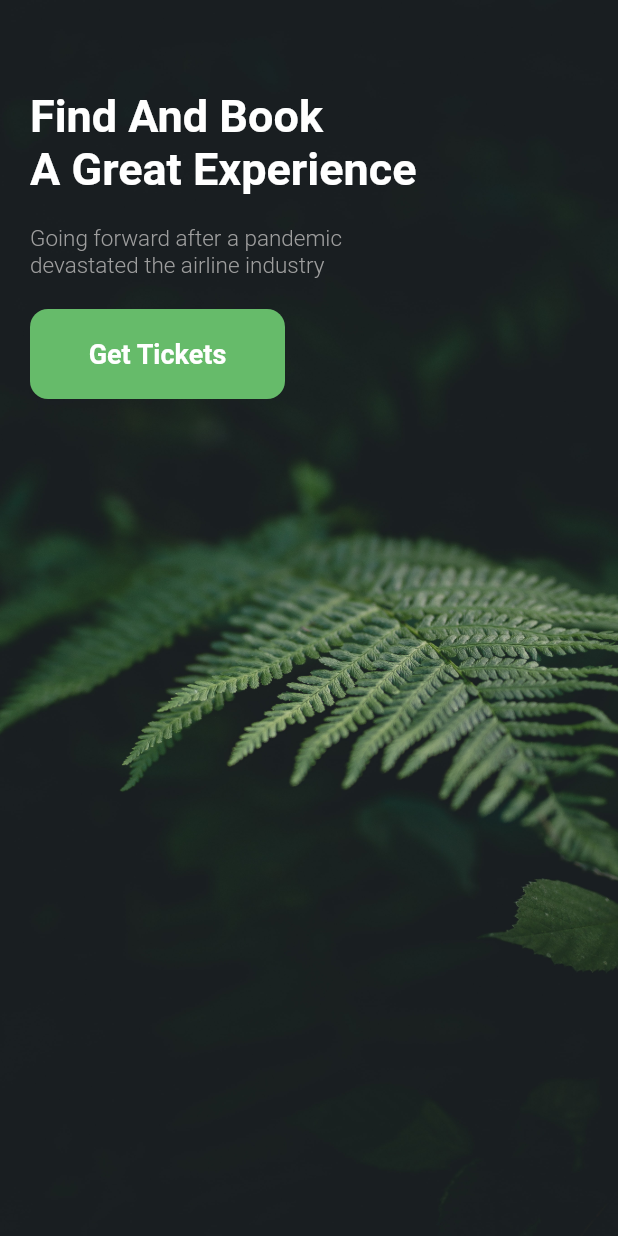
After one commit to CyberCadence/ui_challenge, a Flutter app: the screen it shows after launch, on a phone screen of 412 x 824 dp. The commit adds this screen. Run offline on Flutter 3.47's test engine with Material 2 defaults, Android fonts, the phone set to English and light mode, and no system bars.

Commit message:
constColorset

```diff
--- /dev/null
+++ b/lib/views/ReusableWigets.dart
@@ -0,0 +1,38 @@
+
+
+
+import 'package:flutter/material.dart';
+
+class DefaultButtons extends StatelessWidget {
+    DefaultButtons({
+    Key? key,
+    required this.width,
+    required this.buttoncolor,
+    required this.text,
+  }) : super(key: key);
+
+  final double width;
+  final Color buttoncolor;
+  final String text;
+
+  @override
+  Widget build(BuildContext context) {
+
+
+    return     GestureDetector(
+             child: Container(
+              width: width,
+              height: 60.0,
+              decoration:   BoxDecoration(
+                color: buttoncolor,
+
+                borderRadius:   BorderRadius.circular(12.0),
+              ),
+              child:     Center(child:   Text( text,
+               style:   const TextStyle(fontSize: 18.0,
+               color: Colors.white,fontWeight: FontWeight. w700),),),
+                   ),
+           );
+
+  }
+}
--- /dev/null
+++ b/lib/views/landingPage.dart
@@ -0,0 +1,57 @@
+
+import 'package:flutter/material.dart';
+import 'package:ui_challenge/views/ReusableWigets.dart';
+
+class HomePage extends StatelessWidget {
+  const HomePage({Key? key}) : super(key: key);
+
+  @override
+  Widget build(BuildContext context) {
+// final Rwidth=MediaQuery.of(context).size.width;
+// final Rheight=MediaQuery.of(context).size.height;
+
+    return MaterialApp(
+      home: Scaffold(
+        body:
+         Container(
+       width: double.maxFinite,
+          decoration: const BoxDecoration(image: DecorationImage
+
+         (image: AssetImage('assets/Images/wallp.jpg'),fit: BoxFit.cover)
+         ),
+           child: SafeArea(
+              child: Padding(
+                padding: const EdgeInsets.only(left: 20,top: 20),
+                child: Column(
+
+
+                  crossAxisAlignment: CrossAxisAlignment. start,
+            children:  [const SizedBox(height: 40,),
+                const Text(
+                  'Find And Book',
+                  style: TextStyle(color: Colors.white,fontSize: 30,fontWeight: FontWeight.w700),
+                ),   const Text(
+                  'A Great Experience ',
+                  style: TextStyle(color: Colors.white,fontSize: 30,fontWeight: FontWeight.w700),
+                )
+              ,
+
+              const SizedBox(height: 20,),
+              const Text(
+                  'Going forward after a pandemic',
+                  style: TextStyle(color: Colors.grey,fontSize: 15,fontWeight: FontWeight.w300),
+                )  ,const Text(
+                  'devastated the airline industry',
+                  style: TextStyle(color: Colors.grey,fontSize: 15,fontWeight: FontWeight.w300)),const SizedBox(height: 20,),
+
+
+           DefaultButtons(width: 170, buttoncolor: Colors.green.shade400, text: 'Get Tickets'),
+
+           ],
+        ),
+              )),
+         ),
+      ),
+    );
+  }
+}
```
Also changed, not shown: lib/main.dart (+4 -54 lines), lib/views/constants.dart (added, +14 -0 lines).
